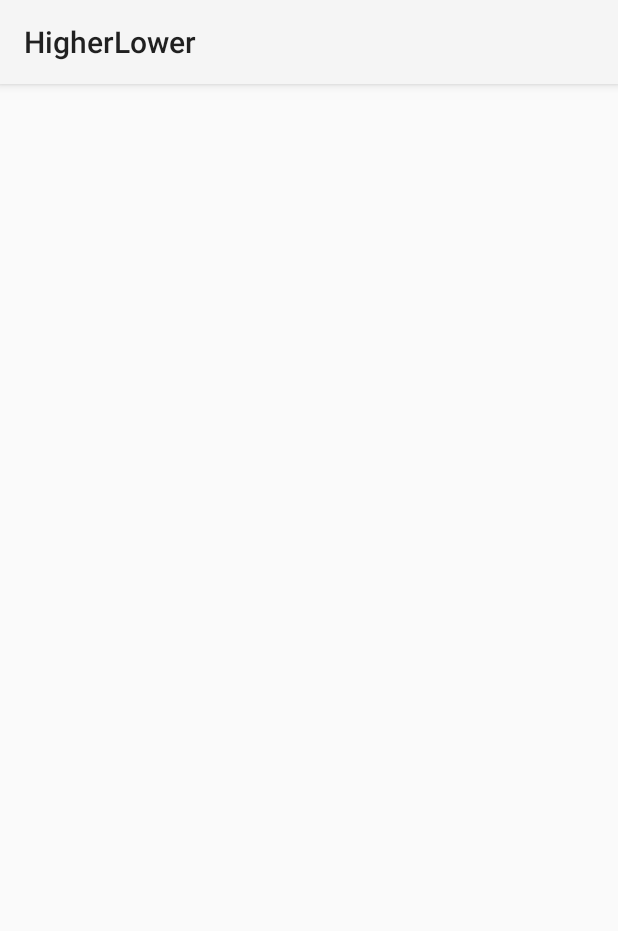
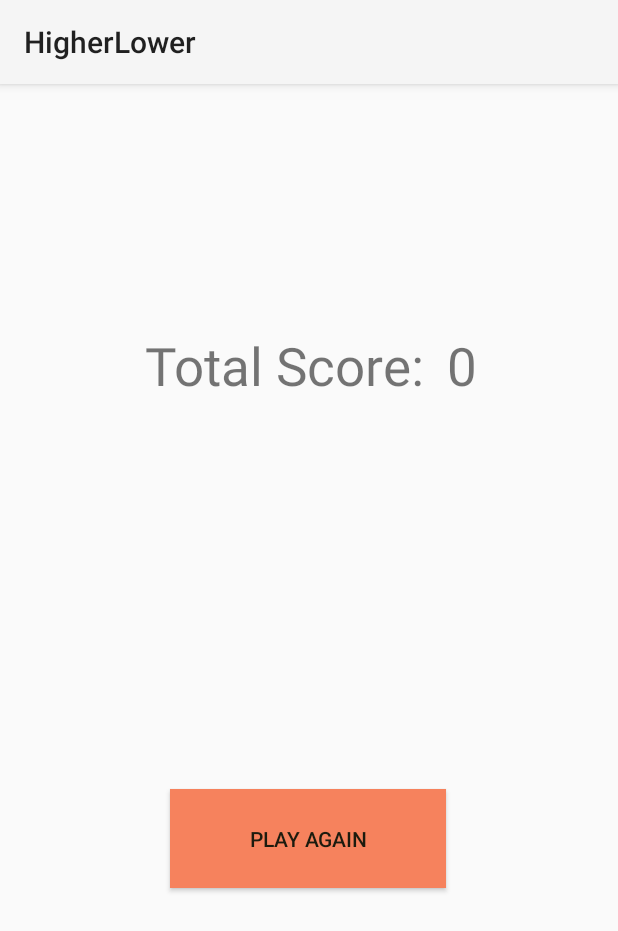
Before and after one commit to kevinzett/HighLow, an Android app: the screen it shows after launch (finalScoreActivity before the commit, ScoreActivity after it), after a tap on "LOW", on a phone screen of 412 x 824 dp. Shown: the top 931 px of the screen. Run offline under Robolectric (Android 15) with nearby library versions, the phone set to English and light mode, and no system bars; 1 other tap on this screen came first.

Commit message:
Moved list to a new class

```diff
--- a/app/build.gradle
+++ b/app/build.gradle
@@ -29,6 +29,9 @@ android {
     kotlinOptions {
         jvmTarget = '1.8'
     }
+    buildFeatures {
+        viewBinding true
+    }
 }
 
 dependencies {
--- a/app/src/main/AndroidManifest.xml
+++ b/app/src/main/AndroidManifest.xml
@@ -9,6 +9,9 @@
         android:roundIcon="@mipmap/ic_launcher_round"
         android:supportsRtl="true"
         android:theme="@style/Theme.HigherLower">
+        <activity
+            android:name=".ScoreActivity"
+            android:exported="true" />
         <activity
             android:name=".finalScoreActivity"
             android:exported="true" />
--- a/app/src/main/java/com/example/higherlowerinluppg/Card.kt
+++ b/app/src/main/java/com/example/higherlowerinluppg/Card.kt
@@ -6,10 +6,4 @@ import java.util.*
 
 class Card(var value: Int, var image: Int) {
 
-
 }
-
-    fun onHigh(view: View) {
-
-
-}
--- /dev/null
+++ b/app/src/main/java/com/example/higherlowerinluppg/CardList.kt
@@ -0,0 +1,23 @@
+package com.example.higherlowerinluppg
+
+import android.content.Intent
+import android.view.View
+
+class CardList() {
+    val cardList = listOf<Card>(
+        Card(2, R.drawable.two),
+        Card(3, R.drawable.three),
+        Card(4, R.drawable.four),
+        Card(5, R.drawable.five),
+        Card(6, R.drawable.six),
+        Card(7, R.drawable.seven),
+        Card(8, R.drawable.eigth),
+        Card(9, R.drawable.nine),
+        Card(10, R.drawable.ten),
+        Card(11, R.drawable.knekt),
+        Card(12, R.drawable.dam),
+        Card(13, R.drawable.kung),
+        Card(1, R.drawable.ess)
+    )
+
+}
--- a/app/src/main/java/com/example/higherlowerinluppg/MainActivity.kt
+++ b/app/src/main/java/com/example/higherlowerinluppg/MainActivity.kt
@@ -12,44 +12,28 @@ import java.util.*
 class MainActivity : AppCompatActivity() {
     lateinit var imageView: ImageView
     lateinit var textView: TextView
+    var cardList = CardList()
 
-    val cardList = listOf<Card>(Card(2, R.drawable.two),
-        Card(3, R.drawable.three),
-        Card(4, R.drawable.four),
-        Card(5, R.drawable.five),
-        Card(6, R.drawable.six),
-        Card(7, R.drawable.seven),
-        Card(8, R.drawable.eigth),
-        Card(9, R.drawable.nine),
-        Card(10, R.drawable.ten),
-        Card(11, R.drawable.knekt),
-        Card(12, R.drawable.dam),
-        Card(13, R.drawable.kung),
-        Card(1, R.drawable.ess))
 
-    var randomCard = cardList.random()
+    var randomCard = cardList.cardList.random()
     var cardValue = randomCard.value
     var cardImage = randomCard.image
     var currentScore = 0
-    var newCardValue = randomCard.value
 
     override fun onCreate(savedInstanceState: Bundle?) {
         super.onCreate(savedInstanceState)
         setContentView(R.layout.activity_main)
+
         imageView = findViewById(R.id.imageView)
         textView = findViewById(R.id.textView)
 
 
         newCard()
 
-        //val currentCard =
-
-
-
     }
 
     fun newCard(){
-        randomCard = cardList.random()
+        randomCard = cardList.cardList.random()
         cardValue = randomCard.value
         cardImage = randomCard.image
         imageView.setImageResource(cardImage)
@@ -59,13 +43,11 @@ class MainActivity : AppCompatActivity() {
     fun onHigher(view: View){
         val newCardValue = randomCard.value
         newCard()
-        //newCardValue = randomCard.value
         if(cardValue >= newCardValue) {
             currentScore++
             textView.text = currentScore.toString()
         } else {
-            currentScore--
-            textView.text = currentScore.toString()
+            newActivity()
         }
     }
 
@@ -81,7 +63,8 @@ class MainActivity : AppCompatActivity() {
     }
 
     fun newActivity() {
-        val intent = Intent(this, finalScoreActivity::class.java)
+        val intent = Intent(this, ScoreActivity::class.java)
+        intent.putExtra("currentscore", currentScore)
         startActivity(intent)
     }
 
--- /dev/null
+++ b/app/src/main/java/com/example/higherlowerinluppg/ScoreActivity.kt
@@ -0,0 +1,28 @@
+package com.example.higherlowerinluppg
+
+import android.content.Intent
+import androidx.appcompat.app.AppCompatActivity
+import android.os.Bundle
+import android.view.View
+import android.widget.TextView
+
+class ScoreActivity : AppCompatActivity() {
+    lateinit var tvScore : TextView
+
+    override fun onCreate(savedInstanceState: Bundle?) {
+        super.onCreate(savedInstanceState)
+        setContentView(R.layout.activity_score)
+
+        tvScore = findViewById(R.id.tvScore)
+        val currentScore = intent.getIntExtra("currentscore", 0)
+        tvScore.text = currentScore.toString()
+    }
+
+    fun onRestart(view: View) {
+        val intent = Intent(this, MainActivity::class.java)
+        startActivity(intent)
+        super.onRestart()
+    }
+
+
+}
--- a/app/src/main/java/com/example/higherlowerinluppg/finalScoreActivity.kt
+++ /dev/null
@@ -1,11 +0,0 @@
-package com.example.higherlowerinluppg
-
-import androidx.appcompat.app.AppCompatActivity
-import android.os.Bundle
-
-class finalScoreActivity : AppCompatActivity() {
-    override fun onCreate(savedInstanceState: Bundle?) {
-        super.onCreate(savedInstanceState)
-        setContentView(R.layout.activity_final_score)
-    }
-}
--- a/app/src/main/res/layout/activity_final_score.xml
+++ /dev/null
@@ -1,9 +0,0 @@
-<?xml version="1.0" encoding="utf-8"?>
-<androidx.constraintlayout.widget.ConstraintLayout xmlns:android="http://schemas.android.com/apk/res/android"
-    xmlns:app="http://schemas.android.com/apk/res-auto"
-    xmlns:tools="http://schemas.android.com/tools"
-    android:layout_width="match_parent"
-    android:layout_height="match_parent"
-    tools:context=".finalScoreActivity">
-
-</androidx.constraintlayout.widget.ConstraintLayout>
--- /dev/null
+++ b/app/src/main/res/layout/activity_score.xml
@@ -0,0 +1,50 @@
+<?xml version="1.0" encoding="utf-8"?>
+<androidx.constraintlayout.widget.ConstraintLayout xmlns:android="http://schemas.android.com/apk/res/android"
+    xmlns:app="http://schemas.android.com/apk/res-auto"
+    xmlns:tools="http://schemas.android.com/tools"
+    android:layout_width="match_parent"
+    android:layout_height="match_parent"
+    tools:context=".ScoreActivity">
+
+    <TextView
+        android:id="@+id/textView2"
+        android:layout_width="wrap_content"
+        android:layout_height="wrap_content"
+        android:layout_marginStart="25dp"
+        android:layout_marginTop="164dp"
+        android:text="Total Score:"
+        android:textSize="35sp"
+        app:layout_constraintEnd_toEndOf="parent"
+        app:layout_constraintHorizontal_bias="0.354"
+        app:layout_constraintStart_toStartOf="parent"
+        app:layout_constraintTop_toTopOf="parent" />
+
+    <TextView
+        android:id="@+id/tvScore"
+        android:layout_width="wrap_content"
+        android:layout_height="wrap_content"
+        android:layout_marginStart="10dp"
+        android:layout_marginTop="164dp"
+        android:layout_marginEnd="25dp"
+        android:text="0"
+        android:textSize="35sp"
+        app:layout_constraintEnd_toEndOf="parent"
+        app:layout_constraintHorizontal_bias="0.076"
+        app:layout_constraintStart_toEndOf="@+id/textView2"
+        app:layout_constraintTop_toTopOf="parent" />
+
+    <androidx.appcompat.widget.AppCompatButton
+        android:id="@+id/btnHigh"
+        android:layout_width="184dp"
+        android:layout_height="66dp"
+        android:layout_marginBottom="232dp"
+        android:background="#F6825D"
+        android:onClick="onRestart"
+        android:text="Play again"
+        android:textColor="#1C1B0E"
+        app:layout_constraintBottom_toBottomOf="parent"
+        app:layout_constraintEnd_toEndOf="parent"
+        app:layout_constraintHorizontal_bias="0.497"
+        app:layout_constraintStart_toStartOf="parent" />
+
+</androidx.constraintlayout.widget.ConstraintLayout>
```
